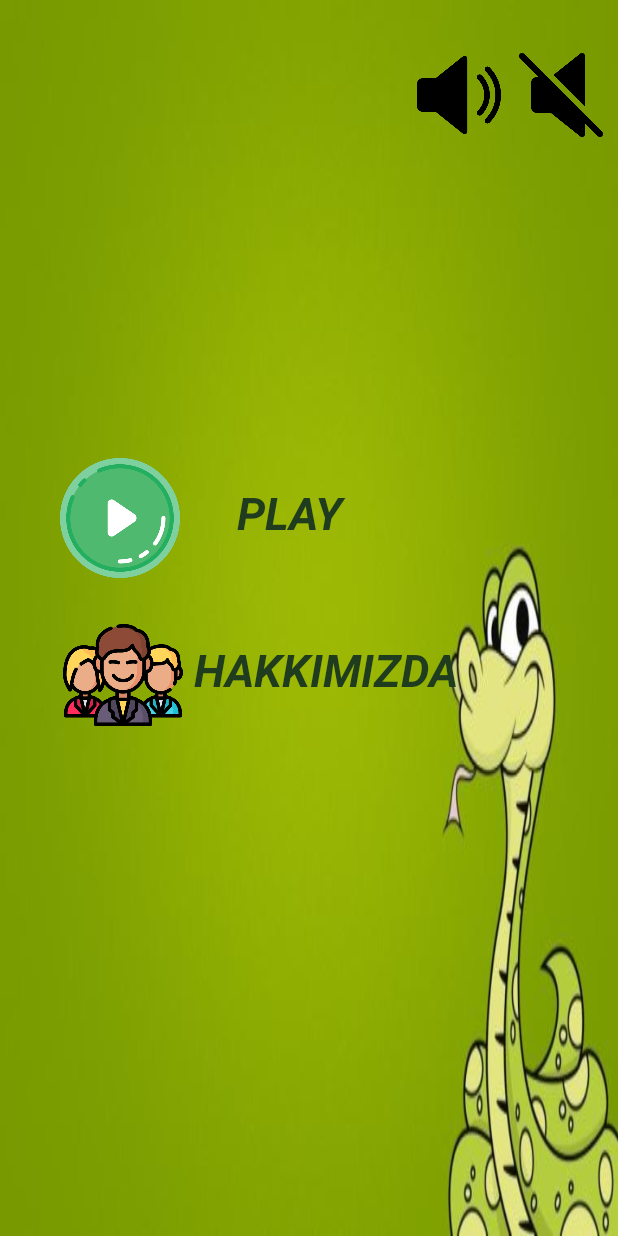
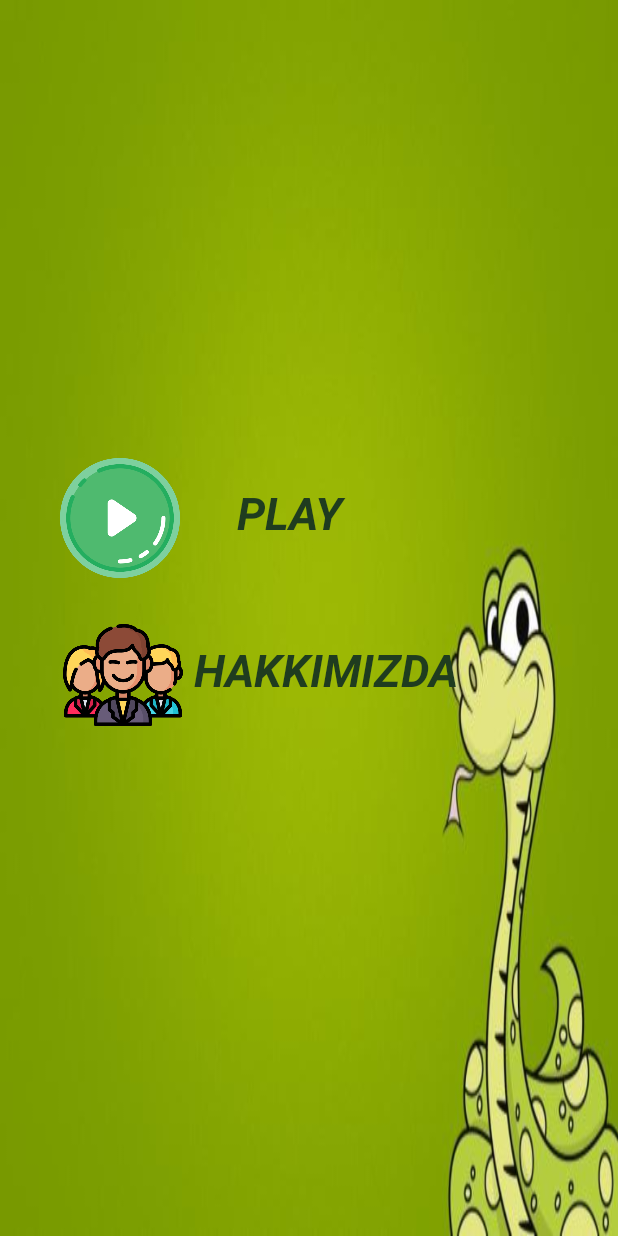
Before and after one commit to Melikeagdas/Snake1, an Android app: the ilk_giris screen opened directly, with no data from a screen before it, on a phone screen of 412 x 824 dp. Run offline under Robolectric (Android 15) with nearby library versions, the phone set to English and light mode, and no system bars.

Commit message:
splash değiştirildi.

```diff
--- a/app/src/main/java/com/example/snake/splash_screen.java
+++ b/app/src/main/java/com/example/snake/splash_screen.java
@@ -23,7 +23,7 @@ private GifImageView gifImageView;
 
 
             try {
-                InputStream inputStream = getAssets().open("gifntextgif.gif");
+                InputStream inputStream = getAssets().open("gifntext-gif1.gif");
                 byte[] bytes = IOUtils.toByteArray(inputStream);
                 gifImageView.setBytes(bytes);
                 gifImageView.startAnimation();
--- a/app/src/main/res/layout/activity_ilk_giris.xml
+++ b/app/src/main/res/layout/activity_ilk_giris.xml
@@ -6,34 +6,6 @@
     android:layout_height="match_parent"
     tools:context=".ilk_giris"
     android:background="@drawable/snake_background">
-
-
-    <ImageButton
-        android:id="@+id/imageButton3"
-        android:layout_width="58dp"
-        android:layout_height="56dp"
-        android:layout_alignParentTop="true"
-        android:layout_alignParentEnd="true"
-        android:layout_alignParentRight="true"
-        android:layout_marginTop="35dp"
-        android:layout_marginEnd="76dp"
-        android:layout_marginRight="76dp"
-        android:background="#00FFFFFF"
-        android:scaleType="fitStart"
-        app:srcCompat="@drawable/soundon1" />
-
-    <ImageButton
-        android:id="@+id/imageButton4"
-        android:layout_width="58dp"
-        android:layout_height="56dp"
-        android:layout_alignParentTop="true"
-        android:layout_alignParentEnd="true"
-        android:layout_marginTop="35dp"
-        android:layout_marginEnd="8dp"
-        android:background="#00FFFFFF"
-        android:scaleType="fitStart"
-
-        app:srcCompat="@drawable/soundof1" />
 
 
     <ImageButton
--- a/app/src/main/res/layout/activity_splash_screen.xml
+++ b/app/src/main/res/layout/activity_splash_screen.xml
@@ -4,13 +4,14 @@
     xmlns:tools="http://schemas.android.com/tools"
     android:layout_width="match_parent"
     android:layout_height="match_parent"
+    android:background="#66CCFE"
     tools:context=".splash_screen">
 
-<com.felipecsl.gifimageview.library.GifImageView
-    android:id="@+id/gifImageView"
-    android:scaleType="fitCenter"
-    android:layout_width="match_parent"
-    android:layout_height="match_parent">
+    <com.felipecsl.gifimageview.library.GifImageView
+        android:id="@+id/gifImageView"
+        android:layout_width="match_parent"
+        android:layout_height="match_parent"
+        android:scaleType="fitCenter">
 
-</com.felipecsl.gifimageview.library.GifImageView>
+    </com.felipecsl.gifimageview.library.GifImageView>
 </RelativeLayout>
```
Also changed, not shown: app/src/main/assets/gifntext-gif1.gif (added), 1 other file.
